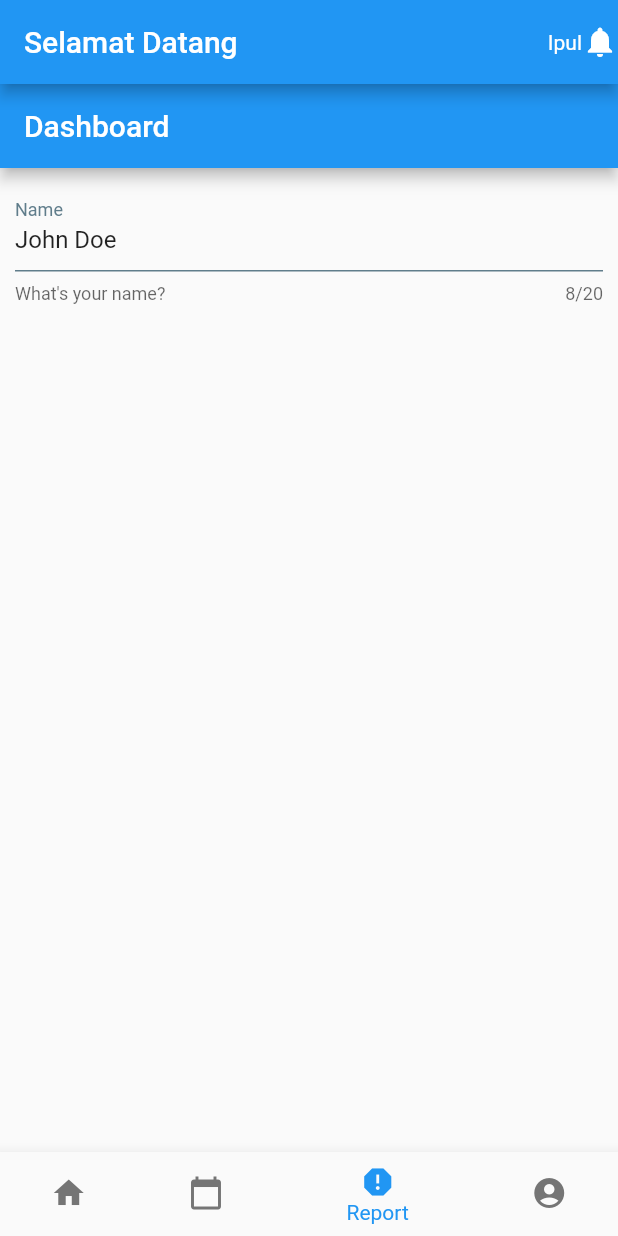
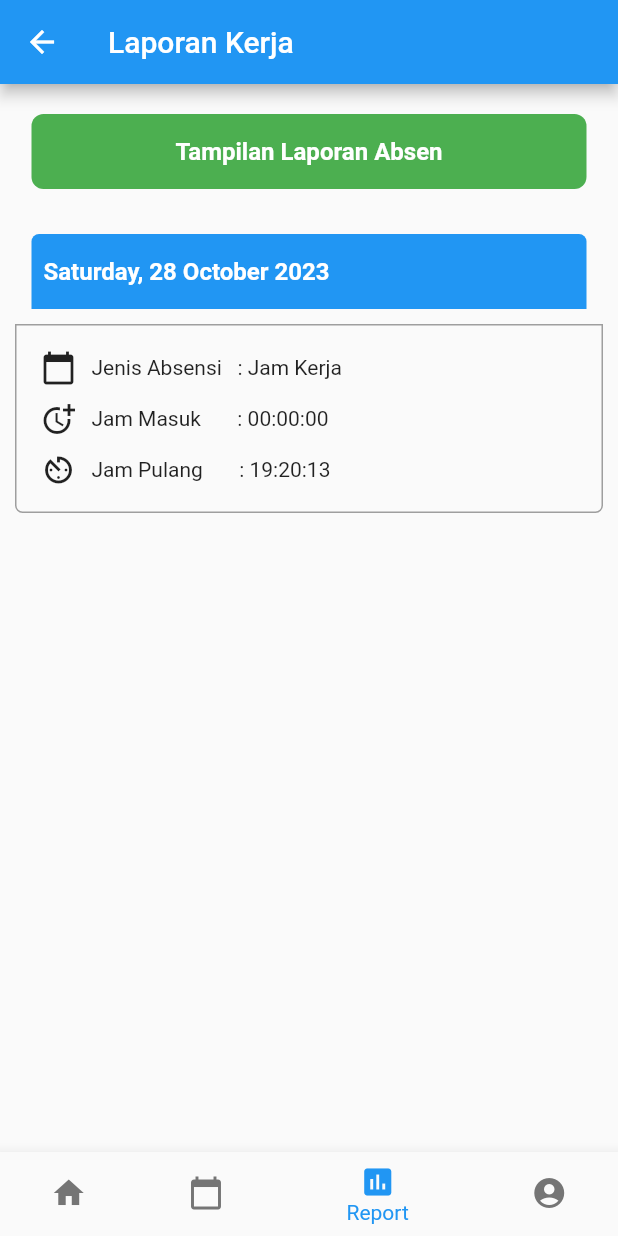
Before and after one commit to cepot-blip/absensi-karyawan-app, a Flutter app: the HomePage screen opened directly, item 3 of the bottom bar chosen, on a phone screen of 412 x 824 dp. Run offline on Flutter 3.47's test engine with Material 2 defaults, Android fonts, the phone set to English and light mode, and no system bars; our stand-ins replace table_calendar; network calls fail.

Commit message:
Update screen

```diff
--- a/lib/screens/home_page_screen.dart
+++ b/lib/screens/home_page_screen.dart
@@ -2,6 +2,7 @@ import 'package:flutter/material.dart';
 import 'package:tugas_akhir2/screens/absen_keluar_screen.dart';
 import 'package:tugas_akhir2/screens/absen_masuk_screen.dart';
 import 'package:tugas_akhir2/screens/account_screen.dart';
+import 'package:tugas_akhir2/screens/login_screen.dart';
 import 'package:tugas_akhir2/screens/pengajuan_cuti_screen.dart';
 import 'package:tugas_akhir2/screens/report_screen.dart';
 import 'package:tugas_akhir2/widget/CustomButton.dart';
@@ -9,22 +10,23 @@ import 'package:tugas_akhir2/widget/Trafic.dart';
 import 'package:tugas_akhir2/widget/MyBottomNavigationBar.dart';
 import 'package:tugas_akhir2/screens/calender_screen.dart';
 
-void main() => runApp(const MyApp(
-      email: '',
-    ));
+void main() {
+  runApp(const MyApp(email: ''));
+}
 
 class MyApp extends StatelessWidget {
-  const MyApp({super.key, required String email});
+  const MyApp({Key? key, required String email}) : super(key: key);
 
   @override
   Widget build(BuildContext context) {
-    return const MaterialApp(title: 'Homepage', home: HomePage());
+    return const MaterialApp(
+      title: 'Homepage',
+      home: HomePage(),
+    );
   }
 }
 
 class HomePage extends StatefulWidget {
-  final int currentIndex = 0;
-
   const HomePage({Key? key}) : super(key: key);
 
   @override
@@ -34,37 +36,36 @@ class HomePage extends StatefulWidget {
 
 class _HomePageState extends State<HomePage> {
   int _currentIndex = 0;
+  late AppBar homeAppBar;
 
-  final List<Widget> _pages = [
-    const HomeScreen(),
-    const CalenderScreen(),
-    const Report(),
-    const Account(),
+  final List<Widget> _pages = const [
+    HomeScreen(),
+    CalenderScreen(),
+    Report(),
+    Account(),
   ];
 
   @override
   void initState() {
     super.initState();
-    _currentIndex = widget.currentIndex;
+    homeAppBar = AppBar(
+      title: const Text('Selamat Datang'),
+      leading: IconButton(
+        icon: const Icon(Icons.menu),
+        onPressed: () {
+          _scaffoldKey.currentState?.openDrawer();
+        },
+      ),
+    );
   }
+
+  final GlobalKey<ScaffoldState> _scaffoldKey = GlobalKey<ScaffoldState>();
 
   @override
   Widget build(BuildContext context) {
     return Scaffold(
-      appBar: AppBar(
-        title: const Text('Selamat Datang'),
-        actions: const [
-          Row(
-            children: [
-              Text(
-                'Ipul',
-                style: TextStyle(fontWeight: FontWeight.normal),
-              ),
-              Icon(Icons.notifications),
-            ],
-          ),
-        ],
-      ),
+      key: _scaffoldKey,
+      appBar: _currentIndex == 0 ? homeAppBar : null,
       body: IndexedStack(
         index: _currentIndex,
         children: _pages,
@@ -77,12 +78,67 @@ class _HomePageState extends State<HomePage> {
           });
         },
       ),
+      drawer: Drawer(
+        child: ListView(
+          children: [
+            const UserAccountsDrawerHeader(
+              accountName: Text('Mprooy Ganteng'),
+              accountEmail: Text('Mprooy@gmail.com'),
+              currentAccountPicture: CircleAvatar(
+                radius: 60,
+                backgroundImage: AssetImage('assets/images/pzn.png'),
+              ),
+            ),
+            ListTile(
+              leading: const Icon(Icons.person),
+              title: const Text('Profil'),
+              onTap: () {
+                Navigator.push(
+                  context,
+                  MaterialPageRoute(builder: (context) => const Account()),
+                );
+              },
+            ),
+            ListTile(
+              leading: const Icon(Icons.calendar_today),
+              title: const Text('Calendar'),
+              onTap: () {
+                Navigator.push(
+                  context,
+                  MaterialPageRoute(
+                      builder: (context) => const CalenderScreen()),
+                );
+              },
+            ),
+            ListTile(
+              leading: const Icon(Icons.insert_chart),
+              title: const Text('Report'),
+              onTap: () {
+                Navigator.push(
+                  context,
+                  MaterialPageRoute(builder: (context) => const Report()),
+                );
+              },
+            ),
+            ListTile(
+              leading: const Icon(Icons.exit_to_app),
+              title: const Text('Log Out'),
+              onTap: () {
+                Navigator.push(
+                    context,
+                    MaterialPageRoute(
+                        builder: (context) => const LoginScreen()));
+              },
+            ),
+          ],
+        ),
+      ),
     );
   }
 }
 
 class HomeScreen extends StatelessWidget {
-  const HomeScreen({super.key});
+  const HomeScreen({Key? key}) : super(key: key);
 
   void navigateToPage(BuildContext context, String page) {
     if (page == 'Absen Masuk') {
@@ -105,7 +161,7 @@ class HomeScreen extends StatelessWidget {
       Navigator.of(context).push(MaterialPageRoute(
         builder: (context) => const Account(),
       ));
-    } else if (page == 'Akun') {
+    } else if (page == 'Report') {
       Navigator.of(context).push(MaterialPageRoute(
         builder: (context) => const Report(),
       ));
@@ -121,10 +177,10 @@ class HomeScreen extends StatelessWidget {
           const Row(
             mainAxisAlignment: MainAxisAlignment.spaceAround,
             children: [
-              Trafict(iconData: Icons.check, count: 2, label: 'Hadir'),
+              Trafict(iconData: Icons.check, count: 0, label: 'Hadir'),
               Trafict(
                 iconData: Icons.local_hospital,
-                count: 5,
+                count: 0,
                 label: 'Sakit',
               ),
             ],
@@ -135,10 +191,10 @@ class HomeScreen extends StatelessWidget {
             children: [
               Trafict(
                 iconData: Icons.error,
-                count: 1,
+                count: 0,
                 label: 'Izin',
               ),
-              Trafict(iconData: Icons.beach_access, count: 4, label: 'Cuti'),
+              Trafict(iconData: Icons.beach_access, count: 0, label: 'Cuti'),
             ],
           ),
           const SizedBox(height: 20.0),
@@ -156,40 +212,28 @@ class HomeScreen extends StatelessWidget {
               CustomButton(
                 iconData: Icons.login,
                 label: 'Absen Masuk',
-                buttonColor: Colors.blue,
+                buttonColor: Colors.green,
+                iconColor: Colors.white,
                 onPressed: () {
-                  Navigator.push(
-                    context,
-                    MaterialPageRoute(
-                      builder: (context) => const Absenmasuk(),
-                    ),
-                  );
+                  navigateToPage(context, 'Absen Masuk');
                 },
               ),
               CustomButton(
                 iconData: Icons.logout,
                 label: 'Absen Keluar',
-                buttonColor: Colors.blue,
+                buttonColor: Colors.red,
+                iconColor: Colors.white,
                 onPressed: () {
-                  Navigator.push(
-                    context,
-                    MaterialPageRoute(
-                      builder: (context) => const Absenkeluar(),
-                    ),
-                  );
+                  navigateToPage(context, 'Absen Keluar');
                 },
               ),
               CustomButton(
                 iconData: Icons.send,
                 label: 'Pengajuan Cuti',
                 buttonColor: Colors.blue,
+                iconColor: Colors.white,
                 onPressed: () {
-                  Navigator.push(
-                    context,
-                    MaterialPageRoute(
-                      builder: (context) => const PengajuanCuti(),
-                    ),
-                  );
+                  navigateToPage(context, 'Pengajuan Cuti');
                 },
               ),
             ],
--- a/lib/screens/report_screen.dart
+++ b/lib/screens/report_screen.dart
@@ -1,46 +1,124 @@
-// ignore_for_file: camel_case_types, prefer_typing_uninitialized_variables
-
 import 'package:flutter/material.dart';
+import 'package:intl/intl.dart';
+import 'package:tugas_akhir2/screens/home_page_screen.dart';
 
 class Report extends StatefulWidget {
   const Report({Key? key}) : super(key: key);
 
   @override
+  // ignore: library_private_types_in_public_api
   _ReportScreenState createState() => _ReportScreenState();
 }
 
 class _ReportScreenState extends State<Report> {
   @override
   Widget build(BuildContext context) {
+    String formattedDate = DateFormat('EEEE, d MMMM y').format(DateTime.now());
+
     return Scaffold(
       appBar: AppBar(
-        title: const Text("Dashboard"),
-        actions: const [],
+        title: const Text("Laporan Kerja"),
+        leading: IconButton(
+          icon: const Icon(Icons.arrow_back),
+          onPressed: () {
+            Navigator.push(
+              context,
+              MaterialPageRoute(builder: (context) => const HomePage()),
+            );
+          },
+        ),
       ),
-      body: SingleChildScrollView(
-        child: Container(
-          padding: const EdgeInsets.all(10.0),
-          child: Column(
-            children: [
-              TextFormField(
-                initialValue: 'John Doe',
-                maxLength: 20,
-                decoration: const InputDecoration(
-                  labelText: 'Name',
-                  labelStyle: TextStyle(
-                    color: Colors.blueGrey,
+      body: Center(
+        child: Column(
+          mainAxisAlignment: MainAxisAlignment.start,
+          children: [
+            const SizedBox(height: 20),
+            Container(
+              width: 370,
+              height: 50,
+              decoration: BoxDecoration(
+                color: Colors.green,
+                borderRadius: BorderRadius.circular(8),
+              ),
+              child: const Center(
+                child: Text(
+                  'Tampilan Laporan Absen',
+                  style: TextStyle(
+                    color: Colors.white,
+                    fontSize: 16,
+                    fontWeight: FontWeight.w600,
                   ),
-                  enabledBorder: UnderlineInputBorder(
-                    borderSide: BorderSide(
-                      color: Colors.blueGrey,
+                ),
+              ),
+            ),
+            const SizedBox(height: 20),
+            Container(
+              width: 370,
+              height: 50,
+              decoration: const BoxDecoration(
+                color: Colors.blue,
+                borderRadius: BorderRadius.only(
+                  topLeft: Radius.circular(5),
+                  topRight: Radius.circular(5),
+                ),
+              ),
+              margin: const EdgeInsets.fromLTRB(10, 10, 10, 10),
+              child: Align(
+                alignment: Alignment.centerLeft,
+                child: Padding(
+                  padding: const EdgeInsets.all(8),
+                  child: Text(
+                    formattedDate,
+                    style: const TextStyle(
+                      color: Colors.white,
+                      fontSize: 16,
+                      fontWeight: FontWeight.w600,
                     ),
                   ),
-                  helperText: "What's your name?",
                 ),
-                onChanged: (value) {},
               ),
-            ],
-          ),
+            ),
+            Container(
+              width: double.infinity,
+              decoration: BoxDecoration(
+                border: Border.all(color: Colors.grey),
+                borderRadius: const BorderRadius.only(
+                  bottomLeft: Radius.circular(5),
+                  bottomRight: Radius.circular(5),
+                ),
+              ),
+              margin: const EdgeInsets.fromLTRB(10, 0, 10, 0),
+              padding: const EdgeInsets.all(16),
+              child: const Column(
+                crossAxisAlignment: CrossAxisAlignment.start,
+                children: [
+                  Row(
+                    children: [
+                      Icon(Icons.calendar_today),
+                      SizedBox(width: 10),
+                      Text('Jenis Absensi   : Jam Kerja'),
+                    ],
+                  ),
+                  SizedBox(height: 10),
+                  Row(
+                    children: [
+                      Icon(Icons.more_time_outlined),
+                      SizedBox(width: 10),
+                      Text('Jam Masuk       : 00:00:00'),
+                    ],
+                  ),
+                  SizedBox(height: 10),
+                  Row(
+                    children: [
+                      Icon(Icons.av_timer_outlined),
+                      SizedBox(width: 10),
+                      Text('Jam Pulang       : 19:20:13'),
+                    ],
+                  ),
+                ],
+              ),
+            ),
+          ],
         ),
       ),
     );
--- a/lib/widget/CustomButton.dart
+++ b/lib/widget/CustomButton.dart
@@ -12,6 +12,7 @@ class CustomButton extends StatelessWidget {
     required this.label,
     required this.buttonColor,
     required this.onPressed,
+    required Color iconColor,
   });
 
   @override
--- a/lib/widget/MyBottomNavigationBar.dart
+++ b/lib/widget/MyBottomNavigationBar.dart
@@ -27,7 +27,7 @@ class MyBottomNavigationBar extends StatelessWidget {
           label: 'Calendar',
         ),
         BottomNavigationBarItem(
-          icon: Icon(Icons.report),
+          icon: Icon(Icons.insert_chart),
           label: 'Report',
         ),
         BottomNavigationBarItem(
```
Also changed, not shown: lib/screens/account_screen.dart (+14 -1 lines), lib/screens/calender_screen.dart (+13 -0 lines).
